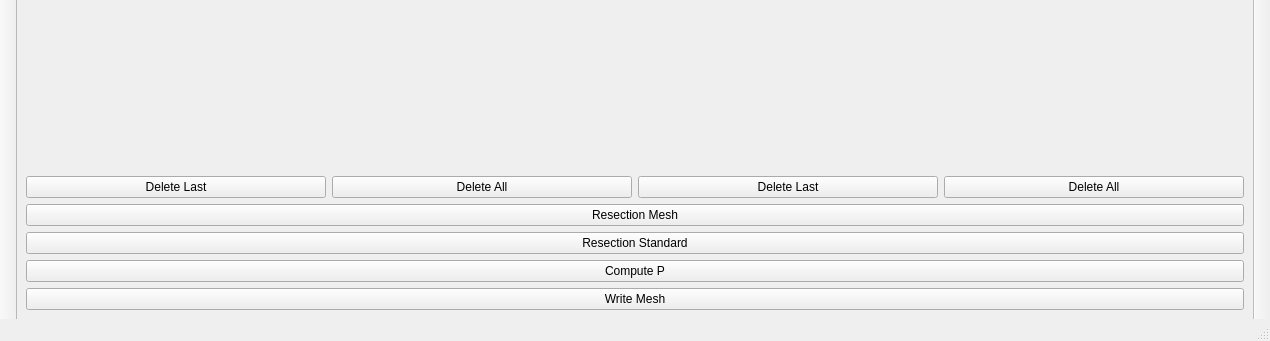
Old version of the form Resectioning/ResectioningWidget.ui in the repository daviddoria/PTXTools; both pictures show x 0 to 1270 and y 494 to 835 of the 1270 by 835 pixel window.
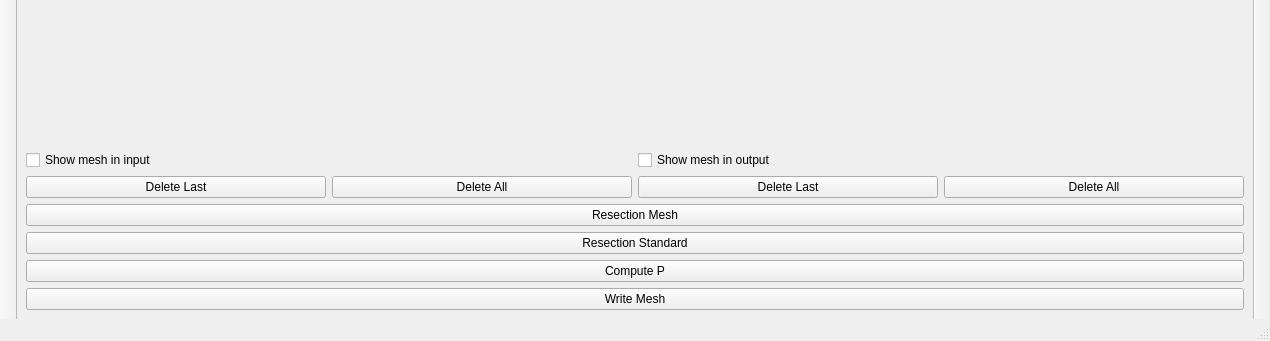
New version of the form. Custom widgets are drawn as their Qt base class.

Commit message: Use the implicit structuredGrid mesh instead of Delaunay.

The edit to the form file:
```diff
--- a/Resectioning/ResectioningWidget.ui
+++ b/Resectioning/ResectioningWidget.ui
@@ -16,7 +16,7 @@
   <widget class="QWidget" name="centralwidget">
    <layout class="QGridLayout" name="gridLayout" columnstretch="0">
     <item row="0" column="0">
-     <layout class="QVBoxLayout" name="verticalLayout_2" stretch="0,20">
+     <layout class="QVBoxLayout" name="verticalLayout_2" stretch="0,20,0">
       <item>
        <layout class="QHBoxLayout" name="horizontalLayout">
         <item>
@@ -66,6 +66,24 @@
         </item>
        </layout>
       </item>
+      <item>
+       <layout class="QHBoxLayout" name="horizontalLayout_7">
+        <item>
+         <widget class="QCheckBox" name="chkInputMesh">
+          <property name="text">
+           <string>Show mesh in input</string>
+          </property>
+         </widget>
+        </item>
+        <item>
+         <widget class="QCheckBox" name="chkOutputMesh">
+          <property name="text">
+           <string>Show mesh in output</string>
+          </property>
+         </widget>
+        </item>
+       </layout>
+      </item>
      </layout>
     </item>
     <item row="1" column="0">
```
The commit also changes 4 other files.
